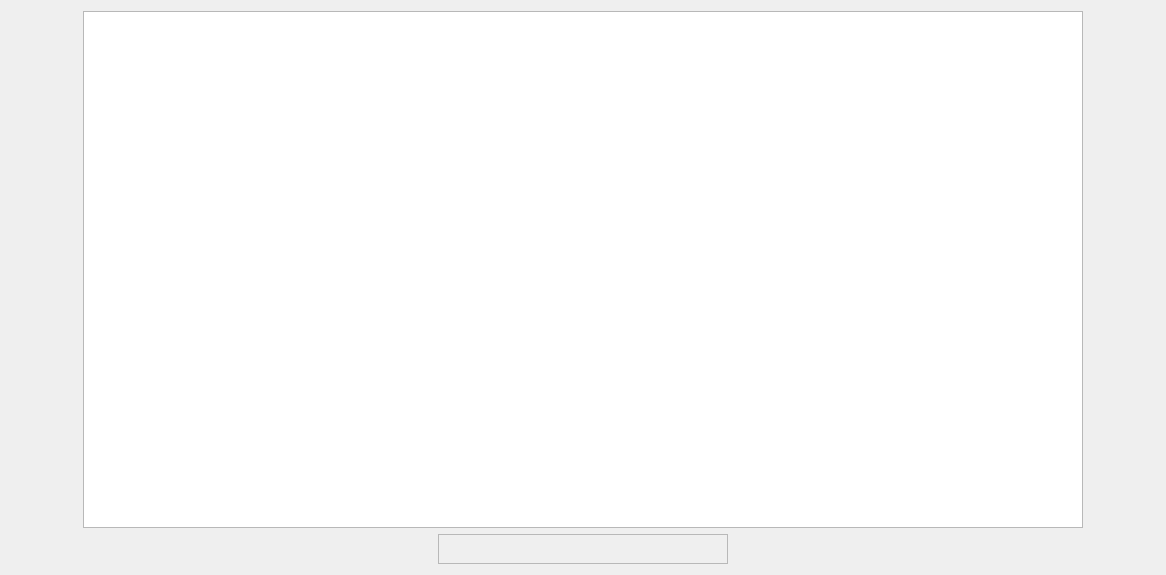
The window that UI/SearchResults.ui (UjwalReddy267/COMIC_SD) describes before a commit, drawn with Qt 5.
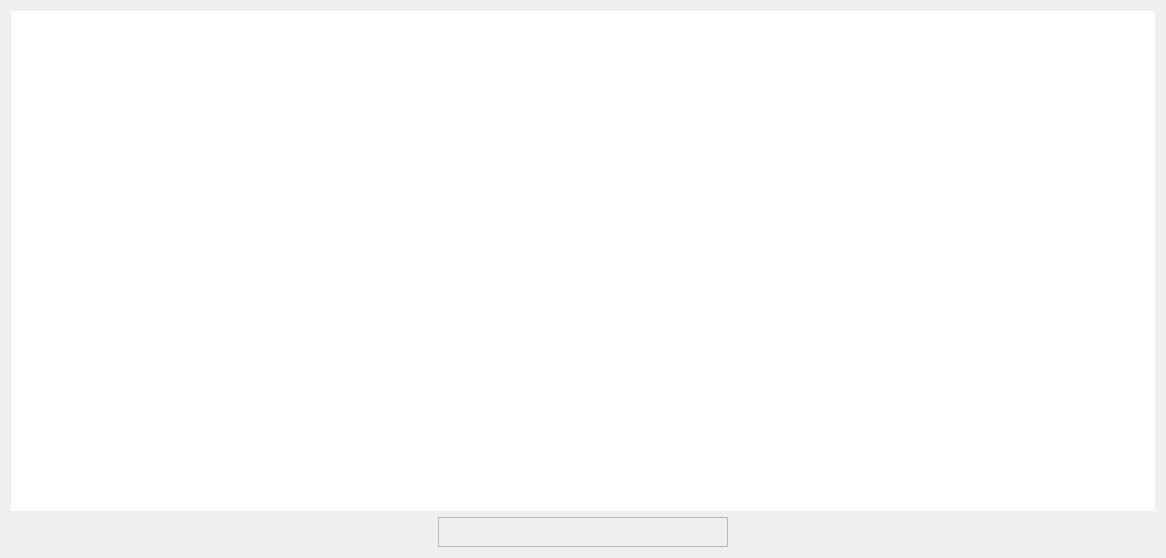
The same window after the commit.

```diff
--- a/UI/SearchResults.ui
+++ b/UI/SearchResults.ui
@@ -7,7 +7,7 @@
     <x>0</x>
     <y>0</y>
     <width>1166</width>
-    <height>575</height>
+    <height>558</height>
    </rect>
   </property>
   <property name="windowTitle">
@@ -26,10 +26,27 @@
        </property>
        <property name="maximumSize">
         <size>
-         <width>1000</width>
+         <width>1000000</width>
          <height>750</height>
         </size>
        </property>
+       <property name="font">
+        <font>
+         <pointsize>16</pointsize>
+        </font>
+       </property>
+       <property name="styleSheet">
+        <string notr="true"/>
+       </property>
+       <property name="frameShape">
+        <enum>QFrame::NoFrame</enum>
+       </property>
+       <property name="verticalScrollMode">
+        <enum>QAbstractItemView::ScrollPerPixel</enum>
+       </property>
+       <property name="wordWrap">
+        <bool>true</bool>
+       </property>
       </widget>
      </item>
     </layout>
```
